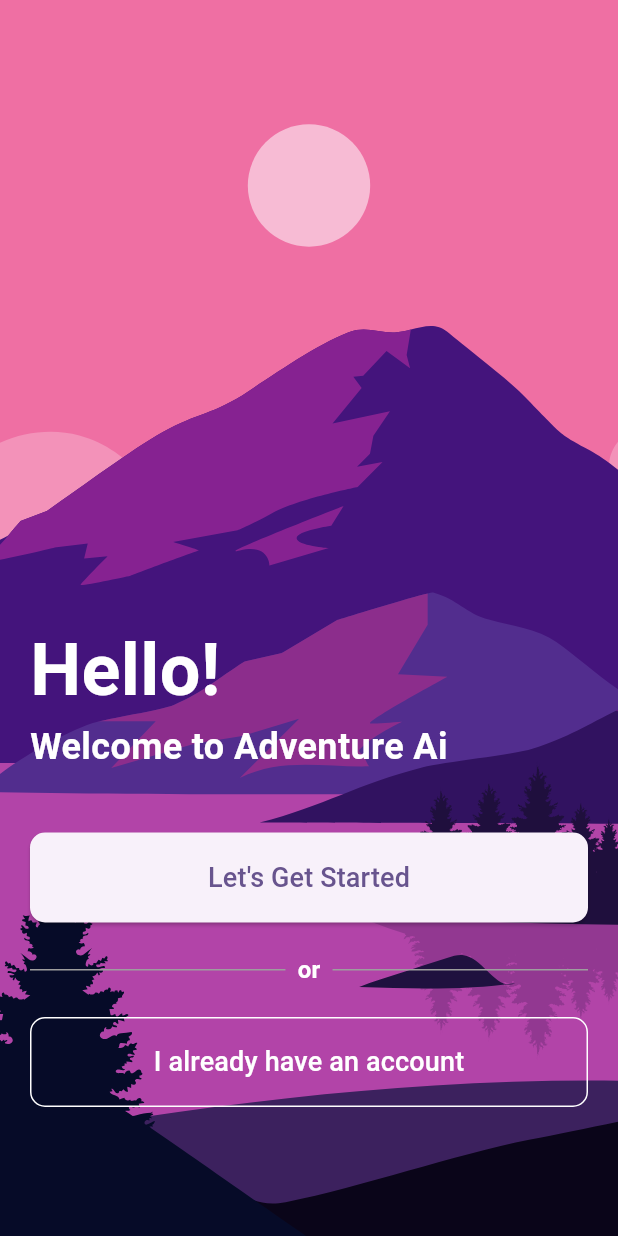
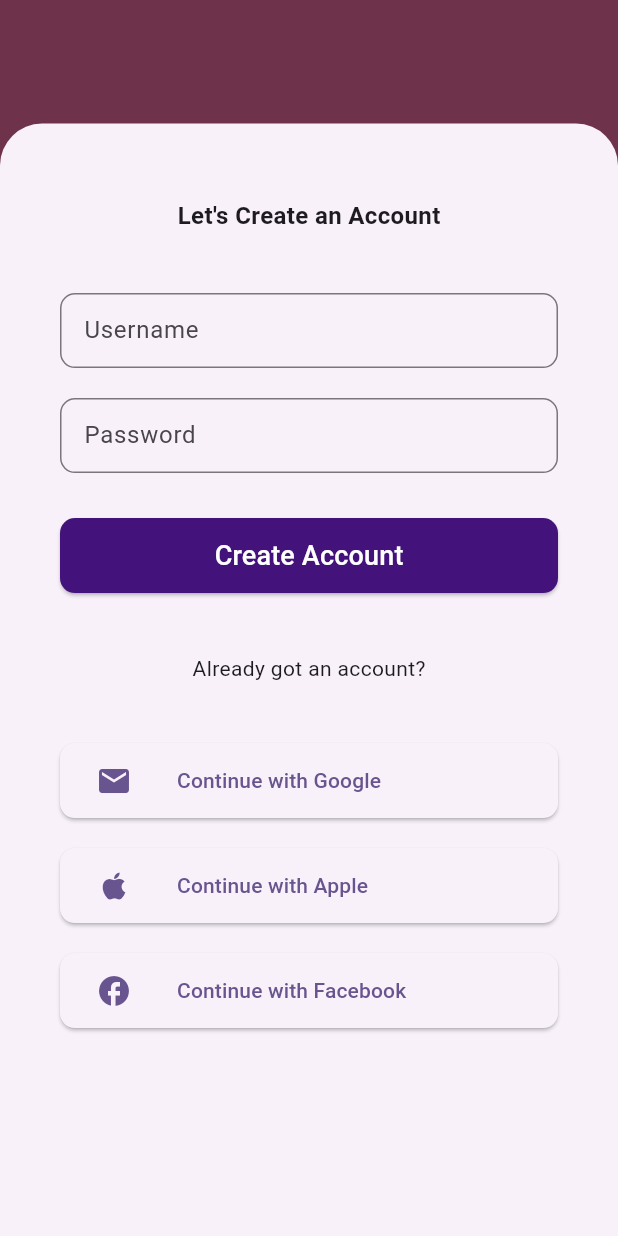
Before and after one commit to victor-riv/adventure_ai, a Flutter app: the screen it shows after launch, after a tap on "Let's Get Started", on a phone screen of 412 x 824 dp. Run offline on Flutter 3.47's test engine with Material 3 defaults, Android fonts, the phone set to English and light mode, and no system bars; our stand-ins replace flutter_riverpod, flutter_svg.

Commit message:
Create new bottomSheet to display create account fields

```diff
--- a/lib/screens/landing_page_screen.dart
+++ b/lib/screens/landing_page_screen.dart
@@ -1,7 +1,20 @@
+// import 'package:adventure_ai/screens/signup_screen.dart';
+import 'package:adventure_ai/screens/signup_screen.dart';
 import 'package:flutter/material.dart';
 
 class LandingPageScreen extends StatelessWidget {
   const LandingPageScreen({super.key});
+
+  void _navigateToSignUpScreen(BuildContext context) {
+    showModalBottomSheet(
+      context: context,
+      // backgroundColor: Colors.white.withOpacity(0.8),
+      isScrollControlled: true,
+      builder: (BuildContext context) {
+        return const SignUpSheet();
+      },
+    );
+  }
 
   Widget _buildSignUpContent(BuildContext context) {
     return Column(
@@ -45,7 +58,7 @@ class LandingPageScreen extends StatelessWidget {
                     height: 60, // Adjust the height of the button
                     child: ElevatedButton(
                       onPressed: () {
-                        // Add logic to process sign-up
+                        _navigateToSignUpScreen(context);
                       },
                       style: ElevatedButton.styleFrom(
                         shape: RoundedRectangleBorder(
--- /dev/null
+++ b/lib/screens/signup_screen.dart
@@ -0,0 +1,154 @@
+import 'package:flutter/material.dart';
+
+class SignUpSheet extends StatelessWidget {
+  const SignUpSheet({Key? key}) : super(key: key);
+
+  @override
+  Widget build(BuildContext context) {
+    const buttonHeight = 50.0; // Set the height for buttons
+
+    return Container(
+      height: MediaQuery.of(context).size.height * 0.9,
+      padding: const EdgeInsets.all(40),
+      decoration: const BoxDecoration(
+        borderRadius: BorderRadius.only(
+          topLeft: Radius.circular(120),
+          topRight: Radius.circular(120),
+        ),
+      ),
+      child: SingleChildScrollView(
+        child: Column(
+          crossAxisAlignment: CrossAxisAlignment.stretch,
+          children: [
+            const SizedBox(height: 10),
+            const Center(
+                child: Text(
+              "Let's Create an Account",
+              style: TextStyle(fontSize: 16, fontWeight: FontWeight.bold),
+            )),
+            const SizedBox(height: 40),
+            SizedBox(
+              height: buttonHeight,
+              child: TextFormField(
+                decoration: InputDecoration(
+                  labelText: 'Username',
+                  border: OutlineInputBorder(
+                    borderRadius: BorderRadius.circular(10.0),
+                  ),
+                ),
+                // Handle username input
+              ),
+            ),
+            const SizedBox(height: 20),
+            SizedBox(
+              height: buttonHeight,
+              child: TextFormField(
+                decoration: InputDecoration(
+                  labelText: 'Password',
+                  border: OutlineInputBorder(
+                    borderRadius: BorderRadius.circular(10.0),
+                  ),
+                ),
+                obscureText: true,
+                // Handle password input
+              ),
+            ),
+            const SizedBox(height: 30),
+            SizedBox(
+              height: buttonHeight,
+              child: ElevatedButton(
+                onPressed: () {},
+                style: ElevatedButton.styleFrom(
+                  shape: RoundedRectangleBorder(
+                    borderRadius: BorderRadius.circular(10.0),
+                  ),
+                  backgroundColor:
+                      const Color(0xFF43137B), // Set transparent background
+                ),
+                child: const Text(
+                  "Create Account",
+                  style: TextStyle(fontSize: 18, color: Colors.white),
+                ),
+              ),
+            ),
+            const SizedBox(height: 40),
+            const Center(child: Text("Already got an account?")),
+            const SizedBox(height: 40),
+            SizedBox(
+              height: buttonHeight,
+              child: ElevatedButton(
+                onPressed: () {},
+                style: ElevatedButton.styleFrom(
+                  shape: RoundedRectangleBorder(
+                    borderRadius: BorderRadius.circular(10.0),
+                  ),
+                  // Set the background color
+                ),
+                child: const Row(
+                  mainAxisAlignment: MainAxisAlignment.start,
+                  children: [
+                    Icon(Icons.mail, size: 24), // Replace with Google icon
+                    SizedBox(width: 30), // Adjust spacing as needed
+                    Text(
+                      "Continue with Google",
+                      style: TextStyle(fontSize: 14),
+                    ),
+                  ],
+                ),
+              ),
+            ),
+            const SizedBox(height: 20),
+            SizedBox(
+              height: buttonHeight,
+              child: ElevatedButton(
+                onPressed: () {},
+                style: ElevatedButton.styleFrom(
+                  shape: RoundedRectangleBorder(
+                    borderRadius: BorderRadius.circular(10.0),
+                  ),
+                  // Set the background color
+                ),
+                child: const Row(
+                  mainAxisAlignment: MainAxisAlignment.start,
+                  children: [
+                    Icon(Icons.apple, size: 24), // Replace with Apple icon
+                    SizedBox(width: 30), // Adjust spacing as needed
+                    Text(
+                      "Continue with Apple",
+                      style: TextStyle(fontSize: 14),
+                    ),
+                  ],
+                ),
+              ),
+            ),
+            const SizedBox(height: 20),
+            SizedBox(
+              height: buttonHeight,
+              child: ElevatedButton(
+                onPressed: () {},
+                style: ElevatedButton.styleFrom(
+                  shape: RoundedRectangleBorder(
+                    borderRadius: BorderRadius.circular(10.0),
+                  ),
+                  // Set the background color
+                ),
+                child: const Row(
+                  mainAxisAlignment: MainAxisAlignment.start,
+                  children: [
+                    Icon(Icons.facebook,
+                        size: 24), // Replace with Facebook icon
+                    SizedBox(width: 30), // Adjust spacing as needed
+                    Text(
+                      "Continue with Facebook",
+                      style: TextStyle(fontSize: 14),
+                    ),
+                  ],
+                ),
+              ),
+            ),
+          ],
+        ),
+      ),
+    );
+  }
+}
```
